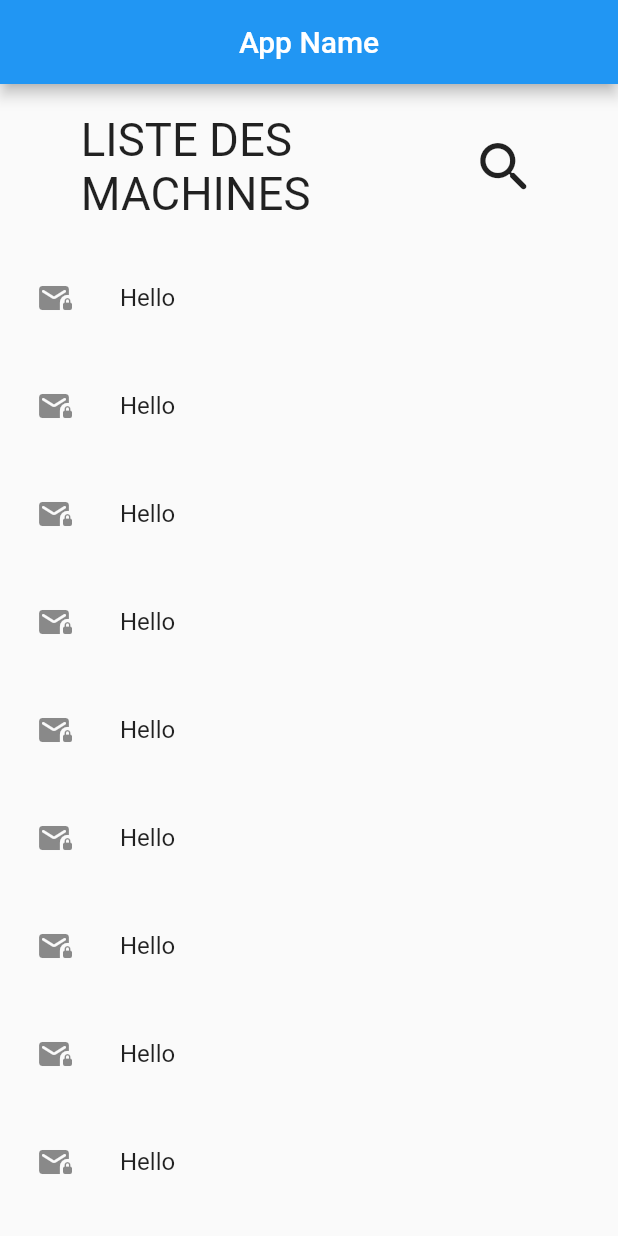
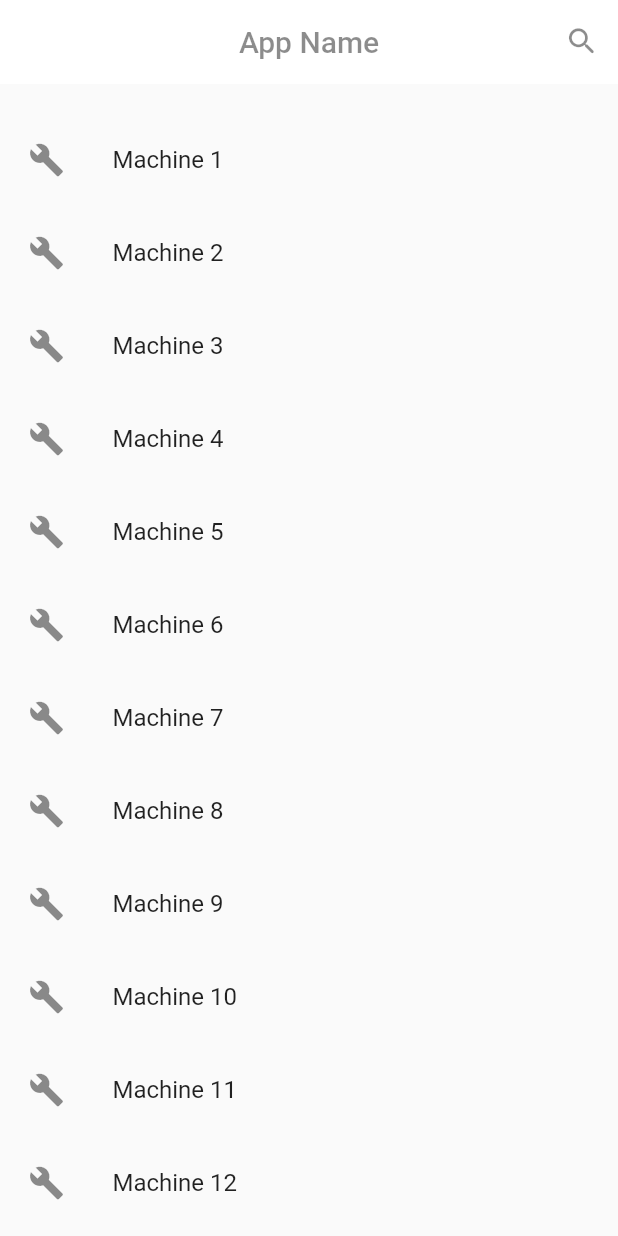
Before and after one commit to kiboMarcel/industry, a Flutter app: the screen it shows after launch, on a phone screen of 412 x 824 dp. Run offline on Flutter 3.47's test engine with Material 2 defaults, Android fonts, the light colour scheme and no system bars; our stand-ins replace get.

Commit message:
search_scrollPosition

```diff
--- a/lib/presentations/screens/home_screen.dart
+++ b/lib/presentations/screens/home_screen.dart
@@ -1,48 +1,68 @@
 import 'package:flutter/material.dart';
 import 'package:industry/utils/dimensions.dart';
 
-class HomeScreen extends StatelessWidget {
+class HomeScreen extends StatefulWidget {
   const HomeScreen({Key? key}) : super(key: key);
+
+  @override
+  State<HomeScreen> createState() => _HomeScreenState();
+}
+
+class _HomeScreenState extends State<HomeScreen> {
+  late ScrollController _scrollController;
+
+  @override
+  void initState() {
+    _scrollController = ScrollController();
+    super.initState();
+  }
 
   @override
   Widget build(BuildContext context) {
     return Scaffold(
       appBar: AppBar(
+        backgroundColor: Colors.white,
+        elevation: 0,
         centerTitle: true,
-        title: Text('App Name'),
+        title: InkWell(
+          onTap: () => _scrollController.jumpTo(0),
+          child: Text(
+            'App Name',
+            style: TextStyle(color: Colors.black45),
+          ),
+        ),
+        actions: [
+          IconButton(
+            onPressed: () {
+              showSearch(context: context, delegate: MySearchDelegate());
+            },
+            icon: Icon(
+              Icons.search_rounded,
+              size: Dimensions.iconseSize24,
+              color: Colors.black45,
+            ),
+          ),
+        ],
       ),
       body: Column(
         children: [
           SizedBox(
-            height: 20,
-          ),
-          Row(
-            mainAxisAlignment: MainAxisAlignment.spaceAround,
-            children: [
-              Text(
-                'LISTE DES\nMACHINES',
-                style: TextStyle(
-                  fontSize: Dimensions.font26 + 5,
-                ),
-              ),
-              Icon(
-                Icons.search_rounded,
-                size: Dimensions.iconseSize24 + 20,
-              ),
-            ],
+            height: Dimensions.height10 - 5,
           ),
           SizedBox(
             height: Dimensions.height15,
           ),
           Expanded(
             child: ListView.builder(
+                controller: _scrollController,
                 itemCount: 20,
                 itemBuilder: (context, index) {
                   return Padding(
-                    padding: const EdgeInsets.all(8.0),
+                    padding: const EdgeInsets.all(3.0),
                     child: ListTile(
-                      leading: Icon(Icons.mail_lock_rounded),
-                      title: Text('Hello'),
+                      onTap: () {},
+                      leading: Icon(Icons.build),
+                      title: Text('Machine ${index + 1} '),
                     ),
                   );
                 }),
@@ -52,8 +72,6 @@ class HomeScreen extends StatelessWidget {
     );
   }
 }
-
-
 
 /* Container _buildGradient(Animation<double> animation, context) {
   return Container(
@@ -72,3 +90,36 @@ class HomeScreen extends StatelessWidget {
     ),
   );
 } */
+
+class MySearchDelegate extends SearchDelegate {
+  @override
+  Widget? buildLeading(BuildContext context) {
+    return IconButton(
+        onPressed: () => close(context, null), icon: Icon(Icons.arrow_back));
+  }
+
+  @override
+  List<Widget>? buildActions(BuildContext context) {
+    return [
+      IconButton(
+          onPressed: () {
+            if (query.isEmpty) {
+              close(context, null);
+            } else {
+              query = '';
+            }
+          },
+          icon: Icon(Icons.clear)),
+    ];
+  }
+
+  @override
+  Widget buildResults(BuildContext context) {
+    return Container();
+  }
+
+  @override
+  Widget buildSuggestions(BuildContext context) {
+    return Container();
+  }
+}
```
